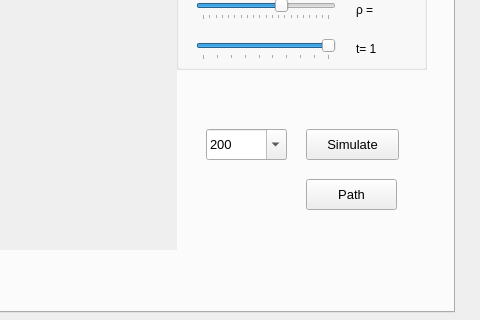
The window that mod4.ui (ruben-tsui/OPS.Mod4) describes before a commit, drawn with Qt 5; both pictures show x 886 to 1366 and y 448 to 768 of the 1366 by 768 pixel window.
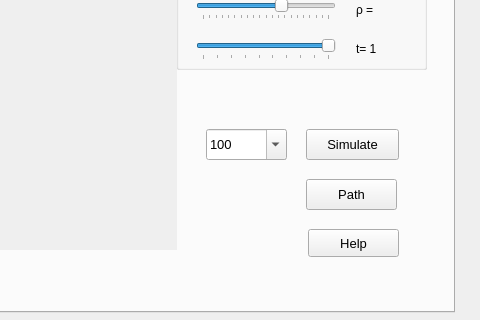
The same window after the commit. The open tabs and pages were chosen to show the change. Custom widgets are drawn as their Qt base class.

The edit to the form file:
```diff
--- a/mod4.ui
+++ b/mod4.ui
@@ -1469,6 +1469,11 @@
      <property name="currentText">
       <string>200</string>
      </property>
+     <item>
+      <property name="text">
+       <string>100</string>
+      </property>
+     </item>
      <item>
       <property name="text">
        <string>200</string>
@@ -1504,6 +1509,19 @@
       <string/>
      </property>
     </widget>
+    <widget class="QPushButton" name="button_Help_Heston">
+     <property name="geometry">
+      <rect>
+       <x>1172</x>
+       <y>630</y>
+       <width>91</width>
+       <height>28</height>
+      </rect>
+     </property>
+     <property name="text">
+      <string>Help</string>
+     </property>
+    </widget>
    </widget>
   </widget>
   <widget class="QLabel" name="label">
```
Left out of the diff: 124 changed lines with no effect on the pictures.
